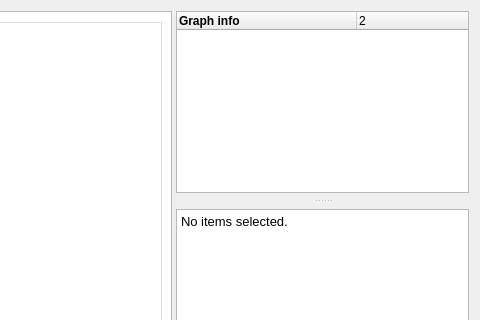
Above: ui/graphwidget.ui from ggonnella/gfaviz before the change; both pictures show x 816 to 1296 and y 0 to 320 of the 1296 by 869 pixel window. Below: the same form after it.
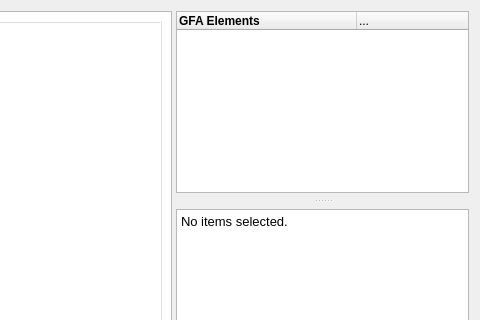
That is the form after the change. Icons and pictures are not drawn. Custom widgets are drawn as their Qt base class.

Commit message: rename Graph info and avoid 2''

```diff
--- a/ui/graphwidget.ui
+++ b/ui/graphwidget.ui
@@ -312,7 +312,7 @@
           </attribute>
           <column>
            <property name="text">
-            <string notr="true">Graph info</string>
+            <string notr="true">GFA Elements</string>
            </property>
            <property name="font">
             <font>
@@ -323,7 +323,7 @@
           </column>
           <column>
            <property name="text">
-            <string notr="true"/>
+             <string notr="true">...</string>
            </property>
           </column>
          </widget>
```
